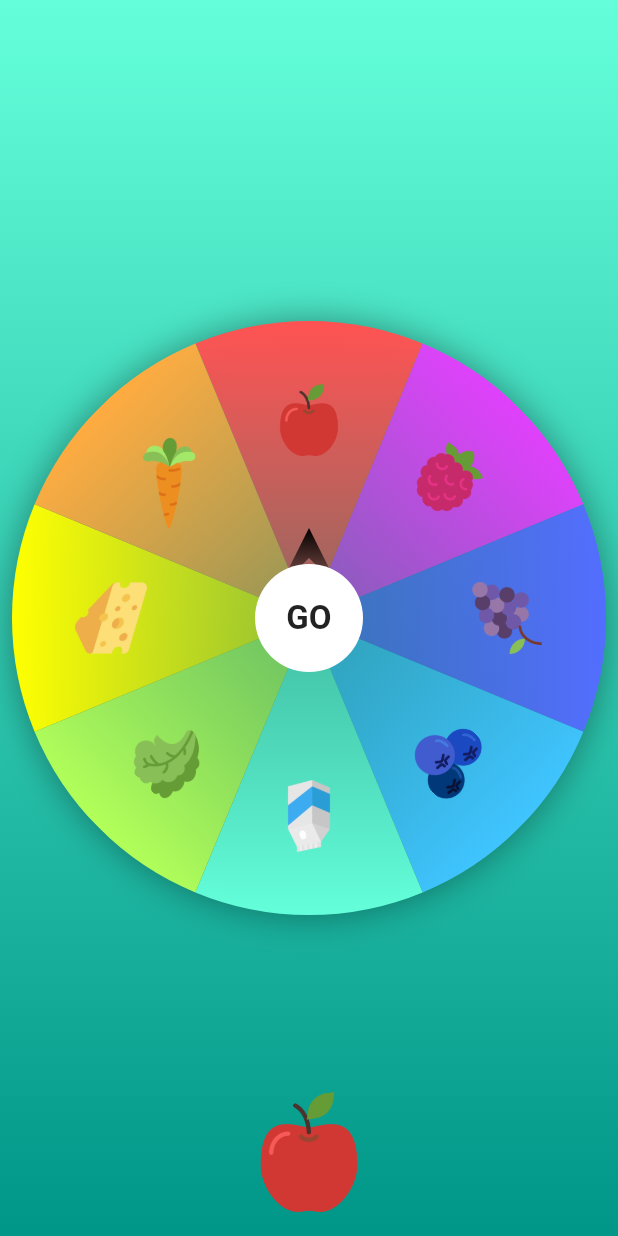
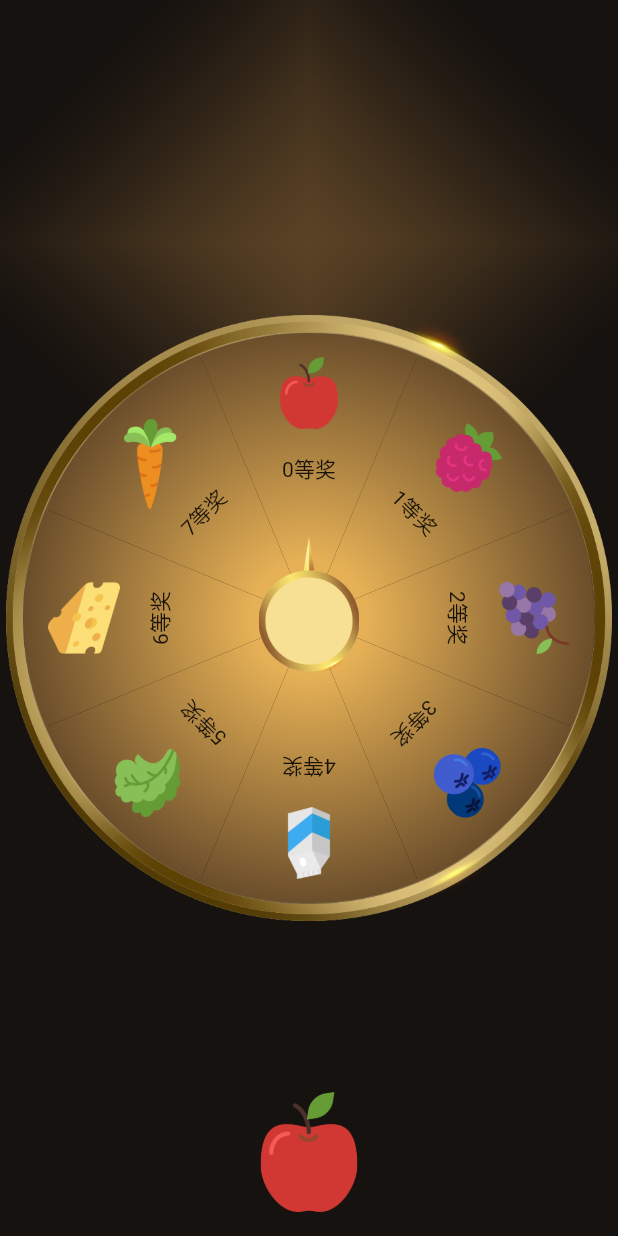
Before and after one commit to Linus-DuJun/flutter_animation, a Flutter app: the PageCodeImgFortuneWheel screen opened directly, on a phone screen of 412 x 824 dp. Run offline on Flutter 3.47's test engine with Material 2 defaults, Android fonts, the phone set to English and light mode, and no system bars; our stand-ins replace audioplayers, flare_flutter, flutter_screenutil, fluttertoast, lottie; missing offline and left inert: svgaplayer_flutter.

Commit message:
fortune wheel.

```diff
--- a/flutter_animation/lib/code_img_fortune_wheel/board_view.dart
+++ b/flutter_animation/lib/code_img_fortune_wheel/board_view.dart
@@ -2,6 +2,7 @@ import 'dart:math' as Math;
 import 'package:flutter/material.dart';
 import 'package:linus_fortune_wheel/code_img_fortune_wheel/arrow_view.dart';
 import 'package:linus_fortune_wheel/code_img_fortune_wheel/luck_model.dart';
+import 'package:linus_fortune_wheel/configs/resources/app_res.dart';
 
 class BoardView extends StatefulWidget {
   final double angle;
@@ -20,8 +21,8 @@ class BoardView extends StatefulWidget {
 }
 
 class _BoardViewState extends State<BoardView> {
-  Size get size => Size(MediaQuery.of(context).size.width - 16,
-      MediaQuery.of(context).size.width - 16);
+  Size get size => Size(MediaQuery.of(context).size.width - 32,
+      MediaQuery.of(context).size.width - 32);
 
   double _rotate(int index) => (index / widget.items.length) * 2 * Math.pi;
 
@@ -30,15 +31,20 @@ class _BoardViewState extends State<BoardView> {
     return Stack(
       alignment: Alignment.center,
       children: [
-        Container(
-          height: size.height,
-          width: size.width,
-          decoration: BoxDecoration(
-            shape: BoxShape.circle,
-            boxShadow: [
-              BoxShadow(blurRadius: 20, color: Colors.black38)
-            ]
-          ),
+        // Container(
+        //   height: size.height,
+        //   width: size.width,
+        //   decoration: BoxDecoration(
+        //     shape: BoxShape.circle,
+        //     boxShadow: [
+        //       BoxShadow(blurRadius: 20, color: Colors.black38)
+        //     ]
+        //   ),
+        // ),
+        Image.asset(AppRes.IMG_WHEEL_BG,
+          width: size.width + 24,
+          height: size.height + 24,
+          fit: BoxFit.cover,
         ),
         Transform.rotate(
           angle: -(widget.current + widget.angle) * 2 * Math.pi,
@@ -50,11 +56,6 @@ class _BoardViewState extends State<BoardView> {
             ],
           ),
         ),
-        Container(
-          height: size.height,
-          width: size.width,
-          child: ArrowView(),
-        )
       ],
     );
   }
@@ -71,10 +72,9 @@ class _BoardViewState extends State<BoardView> {
           height: size.height,
           width: size.width,
           decoration: BoxDecoration(
-            gradient: LinearGradient(
-              begin: Alignment.topCenter,
-              end: Alignment.bottomCenter,
-              colors: [luck.color, luck.color.withOpacity(0)]
+            gradient: RadialGradient(
+              stops: [0.2, 1],
+              colors: [Color(0xFFE6B156), Color(0xFF6B4E2B),]
             )
           ),
         ),
@@ -83,6 +83,7 @@ class _BoardViewState extends State<BoardView> {
   }
 
   _buildImage(LuckModel luck) {
+    final index = widget.items.indexOf(luck);
     var rotate = _rotate(widget.items.indexOf(luck));
     return Transform.rotate(
       angle: rotate,
@@ -95,7 +96,14 @@ class _BoardViewState extends State<BoardView> {
             height: size.height / 3,
             width: 48
           ),
-          child: Image.asset(luck.asset),
+          child: Column(
+            children: [
+              SizedBox(height: 16,),
+              Image.asset(luck.asset),
+              SizedBox(height: 16,),
+              Text("$index等奖")
+            ],
+          ),
         ),
       ),
     );
--- a/flutter_animation/lib/code_img_fortune_wheel/page_code_img_fortune_wheel.dart
+++ b/flutter_animation/lib/code_img_fortune_wheel/page_code_img_fortune_wheel.dart
@@ -2,6 +2,7 @@ import 'dart:math' as Math;
 import 'package:flutter/material.dart';
 import 'package:linus_fortune_wheel/code_img_fortune_wheel/board_view.dart';
 import 'package:linus_fortune_wheel/code_img_fortune_wheel/luck_model.dart';
+import 'package:linus_fortune_wheel/configs/resources/app_res.dart';
 
 class PageCodeImgFortuneWheel extends StatefulWidget {
   const PageCodeImgFortuneWheel({Key? key}) : super(key: key);
@@ -12,6 +13,10 @@ class PageCodeImgFortuneWheel extends StatefulWidget {
 
 class _PageCodeImgFortuneWheelState extends State<PageCodeImgFortuneWheel>
   with SingleTickerProviderStateMixin {
+
+  Size get size => Size(MediaQuery.of(context).size.width,
+      MediaQuery.of(context).size.height);
+
   double _angle = 0;
   double _current = 0;
   late AnimationController _controller;
@@ -38,15 +43,6 @@ class _PageCodeImgFortuneWheelState extends State<PageCodeImgFortuneWheel>
   Widget build(BuildContext context) {
     return Scaffold(
       body: Container(
-        decoration: BoxDecoration(
-          gradient: LinearGradient(
-            begin: Alignment.topCenter,
-            end: Alignment.bottomCenter,
-            colors: [
-              Colors.tealAccent, Colors.teal
-            ]
-          )
-        ),
         child: AnimatedBuilder(
           animation: _animation,
           builder: (context, child) {
@@ -55,6 +51,11 @@ class _PageCodeImgFortuneWheelState extends State<PageCodeImgFortuneWheel>
             return Stack(
               alignment: Alignment.center,
               children: [
+                Image.asset(AppRes.IMG_LOTTERY_BG,
+                  width: size.width,
+                  height: size.height,
+                  fit: BoxFit.cover,
+                ),
                 BoardView(angle: _angle, current: _current, items: _items),
                 _buildStartButton(),
                 _buildResult(_value)
@@ -68,18 +69,16 @@ class _PageCodeImgFortuneWheelState extends State<PageCodeImgFortuneWheel>
 
   Material _buildStartButton() {
     return Material(
-      color: Colors.white,
+      color: Colors.transparent,
       shape: CircleBorder(),
       child: InkWell(
         customBorder: CircleBorder(),
         child: Container(
           alignment: Alignment.center,
-          height: 72,
-          width: 72,
-          child: Text(
-            "GO",
-            style: TextStyle(fontSize: 22, fontWeight: FontWeight.bold),
-          ),
+          height: 108,
+          width: 108,
+          padding: EdgeInsets.only(bottom: 16),
+          child: Image.asset(AppRes.IMG_WHEEL_INDICATOR,)
         ),
         onTap: _animate,
       ),
--- a/flutter_animation/lib/configs/resources/app_res.dart
+++ b/flutter_animation/lib/configs/resources/app_res.dart
@@ -7,6 +7,9 @@ class AppRes {
 
   //IMAGES
   static const IMG_DEMO_USAGE = _IMAGES + "img_bz.jpg";
+  static const IMG_WHEEL_BG = _IMAGES + "img_wheel_bg.png";
+  static const IMG_WHEEL_INDICATOR = _IMAGES + "img_lottery_indicator.png";
+  static const IMG_LOTTERY_BG = _IMAGES + "ic_lottery_bg.png";
   static const IC_BACK = _IMAGES + "app_return.png";
   static const IC_LUCK_INFO = _IMAGES + "lucky_info.png";
   static const IC_LUCK_SPIN = _IMAGES + "lucky_spin.png";
```
Also changed, not shown: flutter_animation/assets/images/ic_lottery_bg.png (added), flutter_animation/assets/images/img_lottery_indicator.png (added), flutter_animation/assets/images/img_wheel_bg.png (added).
